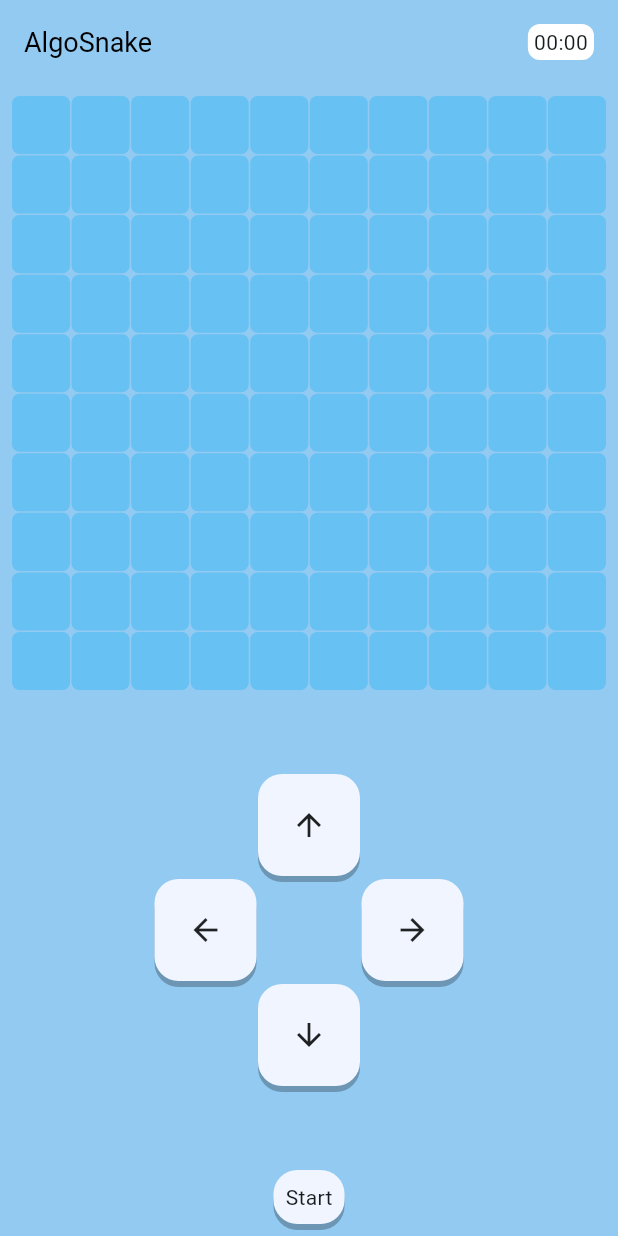
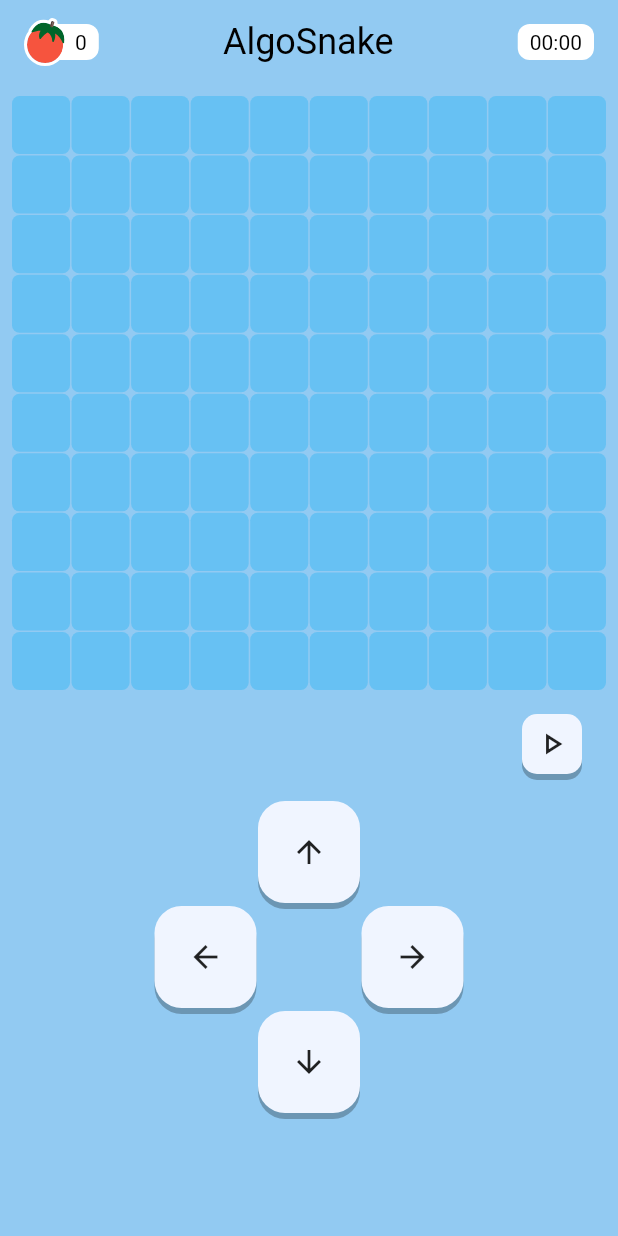
Before and after one commit to sgruhier/algo_snake, a Flutter app: the screen it shows after launch, on a phone screen of 412 x 824 dp. Run offline on Flutter 3.47's test engine with Material 3 defaults, Android fonts, the phone set to English and light mode, and no system bars; our stand-ins replace flutter_riverpod, flutter_svg, go_router, google_fonts; Roboto replaces fonts that are missing (Jua).

Commit message:
new play/start button, score, debug timer

```diff
--- a/lib/home_screen.dart
+++ b/lib/home_screen.dart
@@ -8,6 +8,7 @@ import 'package:flutter_snake/providers/game_provider.dart';
 import 'package:flutter_snake/widgets/board.dart';
 import 'package:flutter_snake/widgets/button.dart';
 import 'package:flutter_snake/widgets/joystick.dart';
+import 'package:flutter_snake/widgets/score.dart';
 import 'package:flutter_snake/widgets/timer.dart';
 import 'package:google_fonts/google_fonts.dart';
 
@@ -20,71 +21,96 @@ class HomeScreen extends ConsumerStatefulWidget {
 
 class _HomeScreenState extends ConsumerState<HomeScreen> {
   Timer? timer;
+  final Color backgroundGameOverColor = const Color(0xFFf09878);
 
   @override
   Widget build(BuildContext context) {
-    var padding = MediaQuery.paddingOf(context);
     var game = ref.watch(gameProvider);
+    if (game.isGameOver) {
+      timer!.cancel();
+    }
     return Scaffold(
+      backgroundColor: game.isGameOver ? backgroundGameOverColor : null,
       appBar: AppBar(
-        title: Text('AlgoSnake', style: GoogleFonts.jua(fontSize: 18)),
-        actions: const [TimerWidget()],
+        title: Row(
+          mainAxisAlignment: MainAxisAlignment.spaceBetween,
+          children: [
+            const Score(),
+            Text('AlgoSnake', style: GoogleFonts.jua(fontSize: 24)),
+            const TimerWidget(),
+          ],
+        ),
+        backgroundColor: game.isGameOver ? backgroundGameOverColor : null,
       ),
-      body: Padding(
+      body: Container(
         padding: const EdgeInsets.all(8.0),
+        constraints: const BoxConstraints(maxWidth: 1000),
         child: Column(
           children: [
             GestureDetector(
               onPanUpdate: (details) => _handleSwipe(details, ref),
               child: const Board(),
             ),
-            const Expanded(
-              child: Center(
-                child: Joystick(),
+            Expanded(
+              child: Stack(
+                children: [
+                  const Center(
+                    child: Joystick(),
+                  ),
+                  Positioned(
+                    top: 16,
+                    right: 16,
+                    child: Button(
+                      padding: const EdgeInsets.all(8.0),
+                      radius: 10,
+                      onTap: _playAction,
+                      child: _playIcon(),
+                    ),
+                  )
+                ],
               ),
             ),
-            if (!game.isPlaying)
-              Button(
-                onTap: () => _start(),
-                padding: const EdgeInsets.all(8),
-                child: Text(game.isGameOver ? 'Restart' : 'Start'),
-              ),
-            if (game.isPlaying)
-              Button(
-                onTap: () => _pauseRestart(),
-                padding: const EdgeInsets.all(8),
-                child: Text(game.isPaused ? 'Continue' : 'Pause'),
-              ),
-            if (game.isGameOver) const Text('Game Over'),
-            SizedBox(
-              height: padding.bottom,
-            )
           ],
         ),
       ),
     );
   }
 
+  Icon _playIcon() {
+    var game = ref.watch(gameProvider);
+    if (game.isGameOver) {
+      return const Icon(Icons.refresh);
+    }
+    if (game.isPlaying && !game.isPaused) {
+      return const Icon(Icons.pause);
+    }
+    return const Icon(Icons.play_arrow_outlined);
+  }
+
+  void _playAction() {
+    var game = ref.watch(gameProvider);
+    if (game.isPlaying) {
+      _pauseResume();
+    } else {
+      _start();
+    }
+  }
+
   void _start() {
     ref.read(gameProvider.notifier).start();
-    if (timer != null) {
-      timer!.cancel();
-    }
-    var duration = max(200, 600 - 10 * ref.read(gameProvider).snake.length);
-    timer = Timer.periodic(Duration(milliseconds: duration), (timer) {
-      ref.read(gameProvider.notifier).moveSnake();
-    });
+    _pauseResume();
   }
 
-  void _pauseRestart() {
+  void _pauseResume() {
+    ref.read(gameProvider.notifier).togglePause();
     if (ref.read(gameProvider).isPaused) {
-      timer = Timer.periodic(const Duration(milliseconds: 300), (timer) {
+      var duration = max(200, 600 - 10 * ref.read(gameProvider).snake.length);
+      timer = Timer.periodic(Duration(milliseconds: duration), (timer) {
         ref.read(gameProvider.notifier).moveSnake();
       });
     } else {
       timer!.cancel();
     }
-    ref.read(gameProvider.notifier).togglePause();
   }
 
   void _handleSwipe(DragUpdateDetails details, WidgetRef ref) {
--- a/lib/models/game_model.dart
+++ b/lib/models/game_model.dart
@@ -12,6 +12,7 @@ class GameModel {
   bool isPlaying;
   bool isPaused;
   Direction direction;
+  int score;
 
   GameModel({
     required this.board,
@@ -21,6 +22,7 @@ class GameModel {
     this.isGameOver = false,
     this.isPlaying = false,
     this.isPaused = false,
+    this.score = 0,
   });
 
   void start() {
@@ -47,6 +49,7 @@ class GameModel {
 
     generateFood();
     isPlaying = true;
+    score = 0;
   }
 
   void generateFood() {
@@ -128,6 +131,7 @@ class GameModel {
     bool? isPlaying,
     bool? isPaused,
     Direction? direction,
+    int? score,
   }) {
     return GameModel(
       board: board ?? this.board,
@@ -137,6 +141,7 @@ class GameModel {
       isPlaying: isPlaying ?? this.isPlaying,
       isPaused: isPaused ?? this.isPaused,
       direction: direction ?? this.direction,
+      score: score ?? this.score,
     );
   }
 }
--- a/lib/providers/game_provider.dart
+++ b/lib/providers/game_provider.dart
@@ -45,6 +45,10 @@ class GameNotifier extends StateNotifier<GameModel> {
     state = state.copyWith(direction: direction);
   }
 
+  void incrementScore() {
+    state = state.copyWith(score: state.score + 1);
+  }
+
   void moveSnake() {
     if (state.isPlaying == false) {
       return;
@@ -68,15 +72,22 @@ class GameNotifier extends StateNotifier<GameModel> {
     }
 
     // check if new head eats food, add don't remove snake tail tile and generate new food
+    var increment = 0;
     if (state.food != null && state.food!.x == newHead.x && state.food!.y == newHead.y) {
       snake.add(newHead);
       state.generateFood();
+      increment++;
     } else {
       snake.removeAt(0);
       snake.add(newHead);
     }
 
-    state = state.copyWith(snake: snake, isGameOver: isGameOver(), isPlaying: !isGameOver());
+    state = state.copyWith(
+      snake: snake,
+      isGameOver: isGameOver(),
+      isPlaying: !isGameOver(),
+      score: state.score + increment,
+    );
   }
 
   void togglePause() {
--- a/lib/widgets/Board.dart
+++ b/lib/widgets/Board.dart
@@ -25,7 +25,7 @@ class Board extends ConsumerWidget {
         var tileType = game.getTileType(x, y);
         return Tile(
           tileType: tileType,
-          color: game.isGameOver && tileType.isSnake ? Colors.red : null,
+          color: game.isGameOver ? const Color(0xFFee815b) : null,
         );
       },
     );
--- a/lib/widgets/button.dart
+++ b/lib/widgets/button.dart
@@ -5,11 +5,13 @@ class Button extends StatefulWidget {
     required this.child,
     required this.onTap,
     this.padding,
+    this.radius = 18,
     super.key,
   });
   final Widget child;
   final VoidCallback onTap;
   final EdgeInsets? padding;
+  final double radius;
 
   @override
   State<Button> createState() => _ButtonState();
@@ -49,7 +51,7 @@ class _ButtonState extends State<Button> {
           padding: widget.padding,
           transform: Matrix4.translationValues(0, _isPressed ? 2 : 0, 0),
           decoration: BoxDecoration(
-            borderRadius: BorderRadius.circular(16),
+            borderRadius: BorderRadius.circular(widget.radius),
             color: const Color(0xFFF0F5FF),
             boxShadow: [
               BoxShadow(
--- /dev/null
+++ b/lib/widgets/score.dart
@@ -0,0 +1,26 @@
+import 'package:flutter/material.dart';
+import 'package:flutter_riverpod/flutter_riverpod.dart';
+import 'package:flutter_snake/providers/game_provider.dart';
+import 'package:flutter_svg/flutter_svg.dart';
+
+class Score extends ConsumerWidget {
+  const Score({super.key});
+
+  @override
+  Widget build(BuildContext context, WidgetRef ref) {
+    var game = ref.watch(gameProvider);
+    return Stack(
+      children: [
+        Container(
+            padding: const EdgeInsets.only(left: 18, top: 4, bottom: 4, right: 8),
+            margin: const EdgeInsets.only(left: 16, top: 4),
+            decoration: BoxDecoration(
+              color: Colors.white,
+              borderRadius: BorderRadius.circular(8),
+            ),
+            child: Text(game.score.toString())),
+        SvgPicture.asset('assets/tomato_stroke.svg'),
+      ],
+    );
+  }
+}
--- a/lib/widgets/tile.dart
+++ b/lib/widgets/tile.dart
@@ -24,38 +24,110 @@ class Tile extends StatelessWidget {
         return container();
 
       case TileType.snakeBodyHorizontal:
-        return container(angle: pi / 2, child: SvgPicture.asset('assets/snake_body.svg'));
+        return container(
+            angle: pi / 2,
+            child: SvgPicture.asset(
+              'assets/snake_body.svg',
+              width: double.infinity,
+            ));
       case TileType.snakeBodyVertical:
-        return container(child: SvgPicture.asset('assets/snake_body.svg'));
+        return container(
+            child: SvgPicture.asset(
+          'assets/snake_body.svg',
+          width: double.infinity,
+        ));
       case TileType.snakeBodyUpLeft:
-        return container(angle: -pi / 2, child: SvgPicture.asset('assets/snake_corner.svg'));
+        return container(
+            angle: -pi / 2,
+            child: SvgPicture.asset(
+              'assets/snake_corner.svg',
+              width: double.infinity,
+            ));
       case TileType.snakeBodyUpRight:
-        return container(angle: pi, child: SvgPicture.asset('assets/snake_corner.svg'));
+        return container(
+            angle: pi,
+            child: SvgPicture.asset(
+              'assets/snake_corner.svg',
+              width: double.infinity,
+            ));
       case TileType.snakeBodyDownLeft:
-        return container(angle: 0, child: SvgPicture.asset('assets/snake_corner.svg'));
+        return container(
+            angle: 0,
+            child: SvgPicture.asset(
+              'assets/snake_corner.svg',
+              width: double.infinity,
+            ));
       case TileType.snakeBodyDownRight:
-        return container(angle: pi / 2, child: SvgPicture.asset('assets/snake_corner.svg'));
+        return container(
+            angle: pi / 2,
+            child: SvgPicture.asset(
+              'assets/snake_corner.svg',
+              width: double.infinity,
+            ));
 
       case TileType.snakeHeadLeft:
-        return container(angle: pi / 2, child: SvgPicture.asset('assets/snake_head.svg'));
+        return container(
+            angle: pi / 2,
+            child: SvgPicture.asset(
+              'assets/snake_head.svg',
+              width: double.infinity,
+            ));
       case TileType.snakeHeadRight:
-        return container(angle: -pi / 2, child: SvgPicture.asset('assets/snake_head.svg'));
+        return container(
+            angle: -pi / 2,
+            child: SvgPicture.asset(
+              'assets/snake_head.svg',
+              width: double.infinity,
+            ));
       case TileType.snakeHeadUp:
-        return container(angle: pi, child: SvgPicture.asset('assets/snake_head.svg'));
+        return container(
+            angle: pi,
+            child: SvgPicture.asset(
+              'assets/snake_head.svg',
+              width: double.infinity,
+            ));
       case TileType.snakeHeadDown:
-        return container(angle: 0, child: SvgPicture.asset('assets/snake_head.svg'));
+        return container(
+            angle: 0,
+            child: SvgPicture.asset(
+              'assets/snake_head.svg',
+              width: double.infinity,
+            ));
 
       case TileType.snakeTailLeft:
-        return container(angle: pi / 2, child: SvgPicture.asset('assets/snake_tail.svg'));
+        return container(
+            angle: pi / 2,
+            child: SvgPicture.asset(
+              'assets/snake_tail.svg',
+              width: double.infinity,
+            ));
       case TileType.snakeTailRight:
-        return container(angle: -pi / 2, child: SvgPicture.asset('assets/snake_tail.svg'));
+        return container(
+            angle: -pi / 2,
+            child: SvgPicture.asset(
+              'assets/snake_tail.svg',
+              width: double.infinity,
+            ));
       case TileType.snakeTailUp:
-        return container(angle: pi, child: SvgPicture.asset('assets/snake_tail.svg'));
+        return container(
+            angle: pi,
+            child: SvgPicture.asset(
+              'assets/snake_tail.svg',
+              width: double.infinity,
+            ));
       case TileType.snakeTailDown:
-        return container(child: SvgPicture.asset('assets/snake_tail.svg'));
+        return container(
+            child: SvgPicture.asset(
+          'assets/snake_tail.svg',
+          width: double.infinity,
+        ));
 
       case TileType.food:
-        return container(child: SvgPicture.asset('assets/tomato.svg'));
+        return container(
+            child: SvgPicture.asset(
+          'assets/tomato.svg',
+          width: double.infinity,
+        ));
       default:
         return const SizedBox();
     }
@@ -67,7 +139,8 @@ class Tile extends StatelessWidget {
           borderRadius: BorderRadius.circular(5),
           color: color ?? tileBg,
         ),
-        margin: const EdgeInsets.all(0),
+        margin: EdgeInsets.zero,
+        padding: EdgeInsets.zero,
         child: Center(
           child: Transform.rotate(
             angle: angle,
--- a/lib/widgets/timer.dart
+++ b/lib/widgets/timer.dart
@@ -59,8 +59,7 @@ class _TimerWidgetState extends ConsumerState<TimerWidget> {
       }
     });
     return Container(
-      padding: const EdgeInsets.symmetric(horizontal: 4, vertical: 2),
-      margin: const EdgeInsets.only(right: 16),
+      padding: const EdgeInsets.symmetric(horizontal: 8, vertical: 4),
       decoration: BoxDecoration(
         color: Colors.white,
         borderRadius: BorderRadius.circular(8),
```
